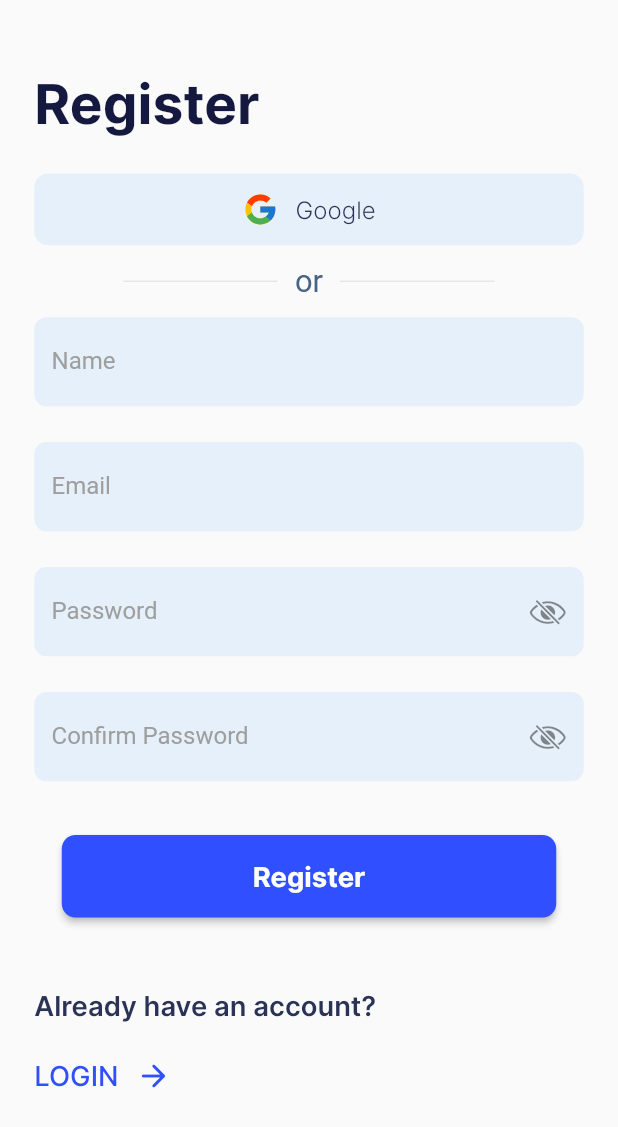
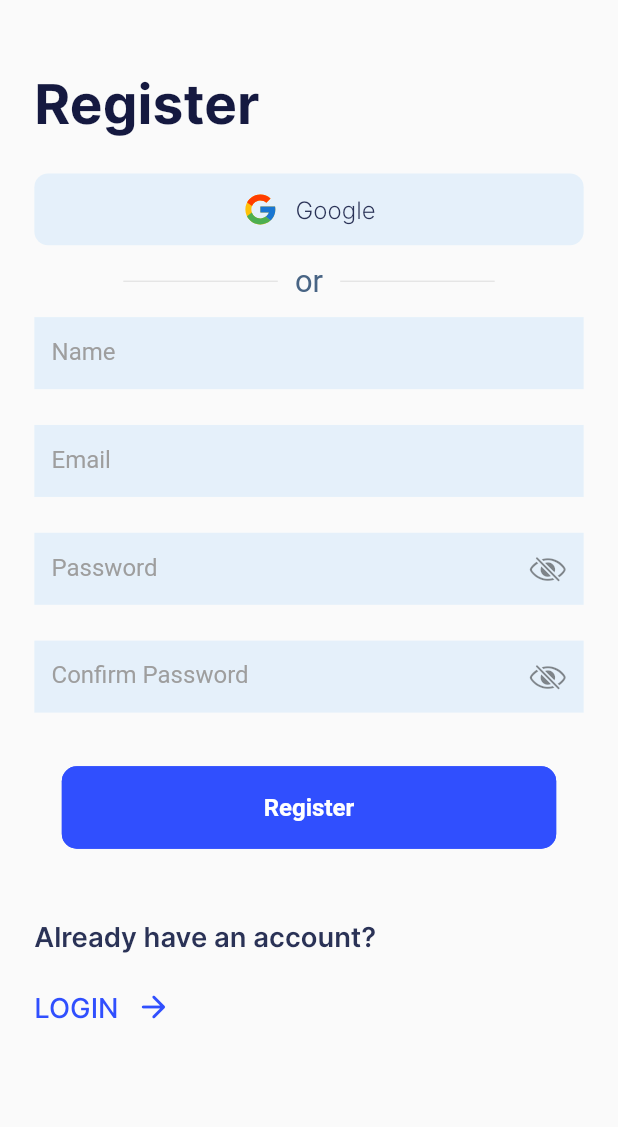
Before and after one commit to obidkhandev/Click, a Flutter app: the RegisterScreen screen opened by its route, on a phone screen of 412 x 824 dp. Shown: the top 1127 px of the screen. Run offline on Flutter 3.47's test engine with Material 3 defaults, Android fonts, the phone set to English and light mode, and no system bars; our stand-ins replace connectivity_plus, equatable, firebase_auth, firebase_core, flutter_bloc, flutter_local_notifications and 7 more; accounts and stored records are empty; network calls fail.

Commit message:
oz qoldi

```diff
--- a/lib/bloc/auth/auth_event.dart
+++ b/lib/bloc/auth/auth_event.dart
@@ -29,9 +29,15 @@ class LoginEvent extends AuthEvent{
 
 
 }
+
+class LoginWithGoogle extends AuthEvent{
+
+
+   @override
+  List<Object?> get props => [];
+}
+
 class LogOutEvent extends AuthEvent{
-
-  LogOutEvent();
 
   @override
   List<Object?> get props => [];
--- a/lib/data/network/response.dart
+++ b/lib/data/network/response.dart
@@ -1,5 +1,5 @@
 class NetworkResponse{
-  final String? errorText;
+  final String errorText;
   final dynamic data;
 
   NetworkResponse({
--- a/lib/screens/screens/auth/auth_screen.dart
+++ b/lib/screens/screens/auth/auth_screen.dart
@@ -1,11 +1,14 @@
 import 'package:click/bloc/auth/auth_bloc.dart';
 import 'package:click/data/models/user_model.dart';
 import 'package:click/screens/routes.dart';
+import 'package:click/screens/screens/widgets/button_container.dart';
 import 'package:click/screens/screens/widgets/rounded_button.dart';
 import 'package:click/utils/tools/file_importer.dart';
 import 'package:flutter/cupertino.dart';
 import 'package:flutter_bloc/flutter_bloc.dart';
 import 'package:fluttertoast/fluttertoast.dart';
+
+import '../../../utils/constants/app_constants.dart';
 
 class RegisterScreen extends StatefulWidget {
   const RegisterScreen({super.key});
@@ -19,6 +22,7 @@ class _RegisterScreenState extends State<RegisterScreen> {
   TextEditingController emailController = TextEditingController();
   TextEditingController passwordController = TextEditingController();
   TextEditingController confirmController = TextEditingController();
+  bool isLoadButton = false;
 
   @override
   void dispose() {
@@ -35,12 +39,15 @@ class _RegisterScreenState extends State<RegisterScreen> {
       onTap: () => FocusManager.instance.primaryFocus?.unfocus(),
       child: Scaffold(
           body: BlocConsumer<AuthBloc, AuthState>(
+        buildWhen: (last, current) {
+          if (current is! AuthErrorState || current is! AuthSuccessState) {
+            return true;
+          }
+          return false;
+        },
         builder: (BuildContext context, AuthState state) {
-
           if (state is AuthLoadState) {
-            return const Center(
-              child: CupertinoActivityIndicator(),
-            );
+            isLoadButton = true;
           }
 
           return SingleChildScrollView(
@@ -58,7 +65,9 @@ class _RegisterScreenState extends State<RegisterScreen> {
                   ),
                   20.verticalSpace,
                   GestureDetector(
-                    onTap: () {},
+                    onTap: () {
+                      context.read<AuthBloc>().add(LoginWithGoogle());
+                    },
                     child: Container(
                       padding: EdgeInsets.symmetric(
                           horizontal: 15.w, vertical: 10.h),
@@ -106,9 +115,11 @@ class _RegisterScreenState extends State<RegisterScreen> {
                     keyBoardType: TextInputType.text,
                     controller: emailController,
                     hintText: "Email",
+                    regExp: AppValidates.emailExp,
                   ),
                   MyTextFieldWidget(
                     isObscureText: true,
+                    regExp: AppValidates.passwordExp,
                     keyBoardType: TextInputType.text,
                     controller: passwordController,
                     hintText: "Password",
@@ -124,9 +135,8 @@ class _RegisterScreenState extends State<RegisterScreen> {
                     child: SizedBox(
                         width: width(context) * 0.8,
                         height: 46.h,
-                      child: RoundedButton(
-                        text: "Register",
-                        onTap: () {
+                        child: ButtonContainer(
+                          onTap: (){
                             context.read<AuthBloc>().add(
                               RegisterEvent(
                                 UserModel(
@@ -138,6 +148,10 @@ class _RegisterScreenState extends State<RegisterScreen> {
                               ),
                             );
                           },
+                          title: 'Register',
+                          isLoading: isLoadButton,
+
+                          borderColor: AppColors.secondaryColor,
                         ),
                     ),
                   ),
@@ -169,10 +183,15 @@ class _RegisterScreenState extends State<RegisterScreen> {
             ),
           );
         },
+        listenWhen: (last, current) {
+          if (current is AuthErrorState || current is AuthSuccessState) {
+            return true;
+          }
+          return false;
+        },
         listener: (BuildContext context, AuthState state) {
-
-
           if (state is AuthErrorState) {
+            isLoadButton = false;
             Fluttertoast.showToast(
                 msg: state.errorText,
                 toastLength: Toast.LENGTH_SHORT,
@@ -180,11 +199,10 @@ class _RegisterScreenState extends State<RegisterScreen> {
                 timeInSecForIosWeb: 1,
                 backgroundColor: Colors.red,
                 textColor: Colors.white,
-                fontSize: 16.0
-            );
+                fontSize: 16.0);
           }
-
           if (state is AuthSuccessState) {
+            isLoadButton = false;
             Navigator.pushReplacementNamed(context, RouteNames.tabRoute);
           }
         },
--- /dev/null
+++ b/lib/screens/screens/widgets/button_container.dart
@@ -0,0 +1,111 @@
+import 'package:flutter/material.dart';
+
+import '../../../utils/colors/app_colors.dart';
+
+
+enum IconPosition { left, top, right, bottom }
+
+class ButtonContainer extends StatelessWidget {
+  final VoidCallback? onTap;
+  final bool isLoading;
+  final Widget? icon;
+  final IconPosition iconPosition;
+  final String title;
+  final double? width;
+  final Color? background;
+  final Color? borderColor;
+  final Color? textColor;
+  final double fontSize;
+  final FontWeight fontWeight;
+
+  const ButtonContainer({
+    super.key,
+    required this.title,
+    this.onTap,
+    this.width,
+    this.background,
+    this.borderColor,
+    this.textColor,
+    this.fontSize = 16,
+    this.icon,
+    this.iconPosition = IconPosition.left,
+    this.isLoading = false,
+    this.fontWeight = FontWeight.bold,
+  });
+
+  @override
+  Widget build(BuildContext context) {
+    return TextButton(
+      onPressed: isLoading ? null : onTap,
+      style: ButtonStyle(
+        shape: MaterialStateProperty.all<RoundedRectangleBorder>(
+          RoundedRectangleBorder(
+            borderRadius: BorderRadius.circular(10),
+            side: BorderSide(
+              color: (borderColor ?? background) ?? Colors.transparent,
+            ),
+          ),
+        ),
+        padding: MaterialStateProperty.all<EdgeInsets>(EdgeInsets.zero),
+        overlayColor: MaterialStateProperty.all(
+            AppColors.mainColor.withOpacity(.4)
+        ),
+        backgroundColor: MaterialStateProperty.resolveWith<Color>(
+              (Set<MaterialState> states) {
+            if (states.contains(MaterialState.pressed)) {
+              return background ?? AppColors.secondaryColor;
+            } else if (states.contains(MaterialState.disabled)) {
+              return Colors.grey.withOpacity(0.3);
+            }
+            return background ?? AppColors.secondaryColor;
+          },
+        ),
+      ),
+      child: Padding(
+        padding: const EdgeInsets.symmetric(horizontal: 10),
+        child: Container(
+          alignment: Alignment.center,
+          child: Row(
+            crossAxisAlignment: CrossAxisAlignment.center,
+            mainAxisAlignment: icon != null && iconPosition == IconPosition.left
+                ? MainAxisAlignment.start
+                : MainAxisAlignment.center,
+            children: [
+              if (icon != null && iconPosition == IconPosition.left)
+                SizedBox(width: MediaQuery.of(context).size.width * 0.28),
+              if (icon != null && iconPosition == IconPosition.left)
+                Container(
+                  alignment: Alignment.center,
+                  margin: const EdgeInsets.only(right: 10),
+                  child: icon!,
+                ),
+              Container(
+                height: 56,
+                width: width,
+                alignment: Alignment.center,
+                child: isLoading
+                    ? const Center(child: CircularProgressIndicator())
+                    :
+
+                Text(
+                  title,
+                  textAlign: TextAlign.center,
+                style: TextStyle(
+                  color: textColor ?? Colors.white,
+                  fontSize: fontSize,
+                  fontWeight: fontWeight,
+                ),
+                ),
+              ),
+              if (icon != null && iconPosition == IconPosition.right)
+                Container(
+                  margin: const EdgeInsets.only(left: 10),
+                  child: icon!,
+                ),
+            ],
+          ),
+        ),
+      ),
+    );
+  }
+}
--- a/lib/screens/screens/widgets/my_text_field.dart
+++ b/lib/screens/screens/widgets/my_text_field.dart
@@ -1,16 +1,16 @@
-import 'package:click/utils/colors/app_colors.dart';
-import 'package:click/utils/styles/app_text_style.dart';
 import 'package:flutter/cupertino.dart';
 import 'package:flutter/material.dart';
 import 'package:flutter_screenutil/flutter_screenutil.dart';
-import 'package:mask_text_input_formatter/mask_text_input_formatter.dart';
+
+import '../../../utils/colors/app_colors.dart';
 
 class MyTextFieldWidget extends StatefulWidget {
   final TextEditingController controller;
   final String hintText;
+  final RegExp? regExp;
+  final String errorText;
   final TextInputType keyBoardType;
   final Widget? suffixIcon;
-  final MaskTextInputFormatter? maskTextInputFormatter;
   final bool isObscureText;
   final FocusNode? focusNode;
   final Widget? prefixIcon;
@@ -21,10 +21,11 @@ class MyTextFieldWidget extends StatefulWidget {
     required this.keyBoardType,
     required this.controller,
     this.suffixIcon = const SizedBox(),
-    this.maskTextInputFormatter,
     this.isObscureText = false,
     this.focusNode,
+    this.regExp,
     this.prefixIcon,
+    this.errorText = '',
   });
 
   @override
@@ -36,24 +37,26 @@ class _MyTextFieldWidgetState extends State<MyTextFieldWidget> {
 
   @override
   Widget build(BuildContext context) {
-    return Column(
-      crossAxisAlignment: CrossAxisAlignment.start,
-      children: [
-        Container(
+    return Container(
       margin: EdgeInsets.symmetric(vertical: 10.h),
-          padding: EdgeInsets.symmetric(vertical: 5.w),
-          decoration: BoxDecoration(
-            color: AppColors.mainColor.withOpacity(0.2),
-            borderRadius: BorderRadius.circular(8),
-          ),
-          child: TextField(
+      // padding: EdgeInsets.symmetric(vertical: 5.w),
+      child: TextFormField(
+        autovalidateMode: AutovalidateMode.onUserInteraction,
+        validator: widget.regExp != null
+            ? (v) {
+                if (v != null && widget.regExp!.hasMatch(v)) {
+                  return null;
+                } else {
+                  return widget.errorText;
+                }
+              }
+            : null,
         obscureText: obscure,
         focusNode: widget.focusNode,
-            inputFormatters: widget.maskTextInputFormatter != null
-                ? [widget.maskTextInputFormatter!]
-                : null,
         controller: widget.controller,
         decoration: InputDecoration(
+          filled: true,
+          fillColor: AppColors.mainColor.withOpacity(0.2),
           contentPadding: EdgeInsets.all(10.sp),
           hintText: widget.hintText,
           prefixIcon: widget.prefixIcon,
@@ -64,14 +67,16 @@ class _MyTextFieldWidgetState extends State<MyTextFieldWidget> {
                       obscure = !obscure;
                     });
                   },
-                      icon: Icon(obscure
-                          ? CupertinoIcons.eye
-                          : CupertinoIcons.eye_slash),
+                  icon: Icon(
+                      obscure ? CupertinoIcons.eye : CupertinoIcons.eye_slash),
                 )
               : widget.suffixIcon,
-              hintStyle:
-                  TextStyle(color: Colors.grey.shade500, fontSize: 14.sp),
+          hintStyle: TextStyle(color: Colors.grey.shade500, fontSize: 14.sp),
           border: InputBorder.none,
+          errorBorder: OutlineInputBorder(
+            borderSide: BorderSide(width: 1.w, color: Colors.red),
+            borderRadius: BorderRadius.circular(16.sp),
+          ),
         ),
         style: TextStyle(
           fontSize: 16.sp,
@@ -81,8 +86,6 @@ class _MyTextFieldWidgetState extends State<MyTextFieldWidget> {
         // maxLines: ,
         textAlign: TextAlign.start,
       ),
-        ),
-      ],
     );
   }
 }
--- a/lib/utils/constants/app_constants.dart
+++ b/lib/utils/constants/app_constants.dart
@@ -1,3 +1,12 @@
 class AppConstants {
   static String placeHolder = "";
 }
+class AppValidates {
+  static RegExp emailExp = RegExp(
+      r'^(([^<>()[\]\\.,;:\s@\"]+(\.[^<>()[\]\\.,;:\s@\"]+)*)|(\".+\"))@((\[[0-9]{1,3}\.[0-9]{1,3}\.[0-9]{1,3}\.[0-9]{1,3}\])|(([a-zA-Z\-0-9]+\.)+[a-zA-Z]{2,}))$');
+
+  static RegExp passwordExp = RegExp(
+      r'^(?=.*[a-z])(?=.*[A-Z])(?=.*\d)(?=.*[@$!%*?&])[A-Za-z\d@$!%*?&]{8,}$');
+
+  static final RegExp nameRegExp = RegExp('[a-zA-Z]');
+}
```
Also changed, not shown: lib/bloc/auth/auth_bloc.dart (+48 -20 lines), lib/data/network/firebase_auth_service.dart (+16 -4 lines), lib/screens/screens/auth/login.dart (+28 -8 lines), lib/utils/extentions/auth_extentions.dart (added, +65 -0 lines), firebase.json (added), 1 other file. Lines whose indentation alone changed are shown as unchanged.
